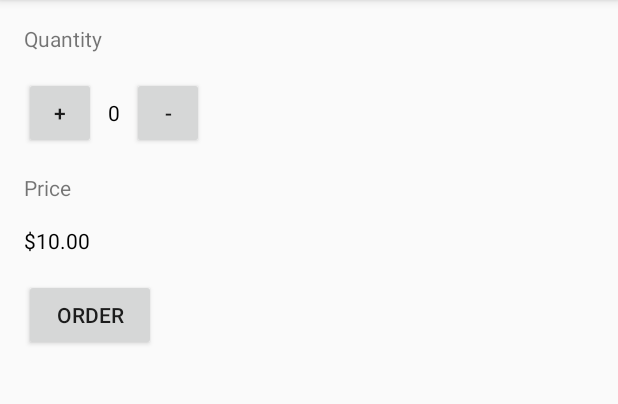
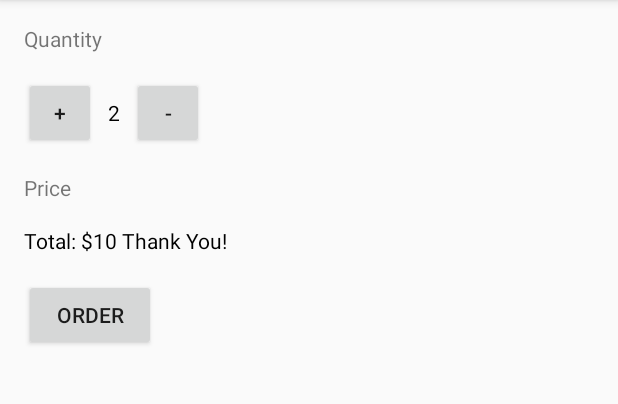
Before and after one commit to kkulikowski/android_justJava, an Android app: the screen it shows after launch (MainActivity), after a tap on "ORDER", on a phone screen of 412 x 824 dp, the part 84-488 px from its top. Run offline under Robolectric (Android 15) with nearby library versions, the phone set to English and light mode, and no system bars.

Commit message:
Changes in show price function

```diff
--- a/app/src/main/java/com/example/android/justjava/MainActivity.java
+++ b/app/src/main/java/com/example/android/justjava/MainActivity.java
@@ -29,7 +29,10 @@ public class MainActivity extends AppCompatActivity {
      * This method is called when the order button is clicked.
      */
     public void submitOrder(View view) {
-        displayPrice(quantity * 5);
+        int price = quantity * 5;
+        String message = "Total: $" + price;
+        message = message + " Thank You!";
+        displayMessage(message);
     }
 
     /**
@@ -49,6 +52,14 @@ public class MainActivity extends AppCompatActivity {
     }
 
     /**
+     * This method displays the given text on the screen.
+     */
+    private void displayMessage(String message) {
+        TextView priceTextView = (TextView) findViewById(R.id.price_text_view);
+        priceTextView.setText(message);
+    }
+
+    /**
      * This method displays the given price on the screen.
      */
     private void displayPrice(int number) {
--- a/app/src/main/res/layout/activity_main.xml
+++ b/app/src/main/res/layout/activity_main.xml
@@ -35,7 +35,7 @@
             android:layout_width="wrap_content"
             android:layout_height="wrap_content"
             android:layout_marginRight="8dp"
-            android:text="0"
+            android:text="2"
             android:textColor="#000000" />
 
         <Button
```
